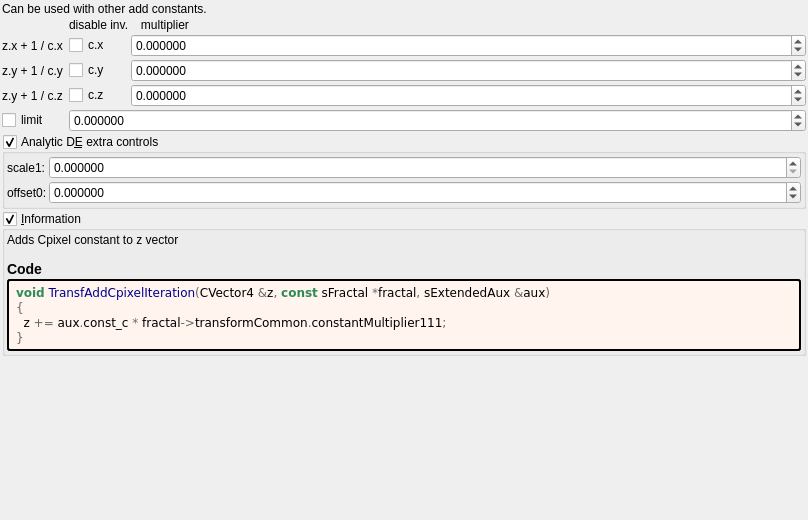
First picture: the form in mandelbulber2/formula/ui/transf_add_cpixel_invert.ui, repository buddhi1980/mandelbulber2, before the edit.
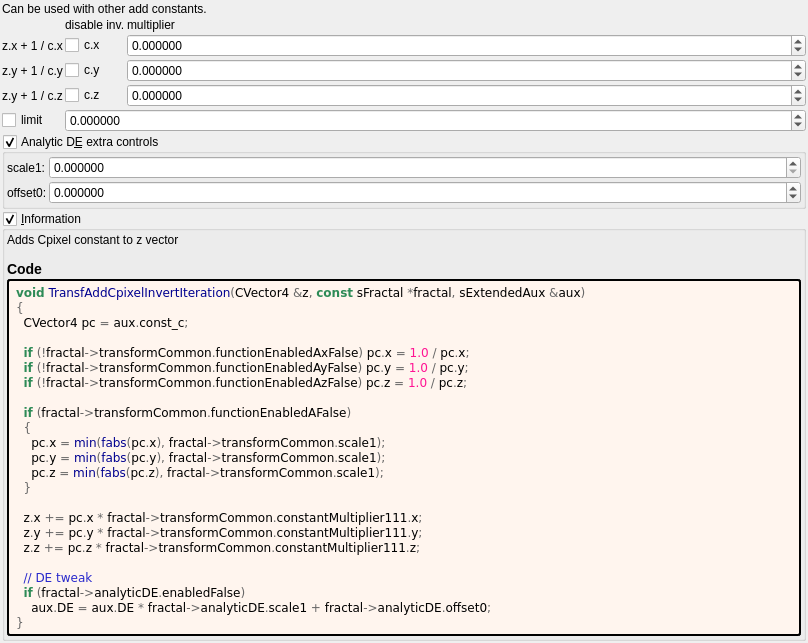
Second picture: the form after the edit. Custom widgets are drawn as their Qt base class.

The edit to the form file:
```diff
--- a/mandelbulber2/formula/ui/transf_add_cpixel_invert.ui
+++ b/mandelbulber2/formula/ui/transf_add_cpixel_invert.ui
@@ -51,7 +51,7 @@
      <item row="1" column="0">
       <widget class="QLabel" name="label_109">
        <property name="text">
-        <string notr="true">z.x + 1 / c.x </string>
+        <string notr="true">z.x + 1 / c.x</string>
        </property>
       </widget>
      </item>
@@ -72,7 +72,7 @@
      <item row="0" column="2">
       <widget class="QLabel" name="label_112">
        <property name="text">
-        <string notr="true">   multiplier</string>
+        <string notr="true">multiplier</string>
        </property>
       </widget>
      </item>
@@ -135,7 +135,7 @@
      <item row="2" column="0">
       <widget class="QLabel" name="label_111">
        <property name="text">
-        <string notr="true">z.y + 1 / c.y </string>
+        <string notr="true">z.y + 1 / c.y</string>
        </property>
       </widget>
      </item>
@@ -215,7 +215,7 @@
      <item row="3" column="0">
       <widget class="QLabel" name="label_114">
        <property name="text">
-        <string notr="true">z.y + 1 / c.z </string>
+        <string notr="true">z.y + 1 / c.z</string>
        </property>
       </widget>
      </item>
@@ -377,9 +377,28 @@
         </property>
         <property name="text">
          <string notr="true">&lt;body style=&quot;background-color:#fff5ee&quot;&gt;
-&lt;pre style=&quot;color:#000000; background-color:#fff5ee;  font-family:'Courier New',monospace;&quot;&gt;&lt;span style=&quot;color:#2e8b57; font-weight:bold&quot;&gt;void&lt;/span&gt; &lt;span style=&quot;color:#00008f&quot;&gt;TransfAddCpixelIteration&lt;/span&gt;&lt;span style=&quot;color:#676767&quot;&gt;(&lt;/span&gt;CVector4 &lt;span style=&quot;color:#676767&quot;&gt;&amp;amp;&lt;/span&gt;z&lt;span style=&quot;color:#676767&quot;&gt;,&lt;/span&gt; &lt;span style=&quot;color:#2e8b57; font-weight:bold&quot;&gt;const&lt;/span&gt; sFractal &lt;span style=&quot;color:#676767&quot;&gt;*&lt;/span&gt;fractal&lt;span style=&quot;color:#676767&quot;&gt;,&lt;/span&gt; sExtendedAux &lt;span style=&quot;color:#676767&quot;&gt;&amp;amp;&lt;/span&gt;aux&lt;span style=&quot;color:#676767&quot;&gt;)&lt;/span&gt;
+&lt;pre style=&quot;color:#000000; background-color:#fff5ee;  font-family:'Courier New',monospace;&quot;&gt;&lt;span style=&quot;color:#2e8b57; font-weight:bold&quot;&gt;void&lt;/span&gt; &lt;span style=&quot;color:#00008f&quot;&gt;TransfAddCpixelInvertIteration&lt;/span&gt;&lt;span style=&quot;color:#676767&quot;&gt;(&lt;/span&gt;CVector4 &lt;span style=&quot;color:#676767&quot;&gt;&amp;amp;&lt;/span&gt;z&lt;span style=&quot;color:#676767&quot;&gt;,&lt;/span&gt; &lt;span style=&quot;color:#2e8b57; font-weight:bold&quot;&gt;const&lt;/span&gt; sFractal &lt;span style=&quot;color:#676767&quot;&gt;*&lt;/span&gt;fractal&lt;span style=&quot;color:#676767&quot;&gt;,&lt;/span&gt; sExtendedAux &lt;span style=&quot;color:#676767&quot;&gt;&amp;amp;&lt;/span&gt;aux&lt;span style=&quot;color:#676767&quot;&gt;)&lt;/span&gt;
 &lt;span style=&quot;color:#676767&quot;&gt;{&lt;/span&gt;
-  z &lt;span style=&quot;color:#676767&quot;&gt;+=&lt;/span&gt; aux&lt;span style=&quot;color:#676767&quot;&gt;.&lt;/span&gt;const_c &lt;span style=&quot;color:#676767&quot;&gt;*&lt;/span&gt; fractal&lt;span style=&quot;color:#676767&quot;&gt;-&amp;gt;&lt;/span&gt;transformCommon&lt;span style=&quot;color:#676767&quot;&gt;.&lt;/span&gt;constantMultiplier111&lt;span style=&quot;color:#676767&quot;&gt;;&lt;/span&gt;
+  CVector4 pc &lt;span style=&quot;color:#676767&quot;&gt;=&lt;/span&gt; aux&lt;span style=&quot;color:#676767&quot;&gt;.&lt;/span&gt;const_c&lt;span style=&quot;color:#676767&quot;&gt;;&lt;/span&gt;
+
+  &lt;span style=&quot;color:#2e8b57; font-weight:bold&quot;&gt;if&lt;/span&gt; &lt;span style=&quot;color:#676767&quot;&gt;(!&lt;/span&gt;fractal&lt;span style=&quot;color:#676767&quot;&gt;-&amp;gt;&lt;/span&gt;transformCommon&lt;span style=&quot;color:#676767&quot;&gt;.&lt;/span&gt;functionEnabledAxFalse&lt;span style=&quot;color:#676767&quot;&gt;)&lt;/span&gt; pc&lt;span style=&quot;color:#676767&quot;&gt;.&lt;/span&gt;x &lt;span style=&quot;color:#676767&quot;&gt;=&lt;/span&gt; &lt;span style=&quot;color:#ff1493&quot;&gt;1.0&lt;/span&gt; &lt;span style=&quot;color:#676767&quot;&gt;/&lt;/span&gt; pc&lt;span style=&quot;color:#676767&quot;&gt;.&lt;/span&gt;x&lt;span style=&quot;color:#676767&quot;&gt;;&lt;/span&gt;
+  &lt;span style=&quot;color:#2e8b57; font-weight:bold&quot;&gt;if&lt;/span&gt; &lt;span style=&quot;color:#676767&quot;&gt;(!&lt;/span&gt;fractal&lt;span style=&quot;color:#676767&quot;&gt;-&amp;gt;&lt;/span&gt;transformCommon&lt;span style=&quot;color:#676767&quot;&gt;.&lt;/span&gt;functionEnabledAyFalse&lt;span style=&quot;color:#676767&quot;&gt;)&lt;/span&gt; pc&lt;span style=&quot;color:#676767&quot;&gt;.&lt;/span&gt;y &lt;span style=&quot;color:#676767&quot;&gt;=&lt;/span&gt; &lt;span style=&quot;color:#ff1493&quot;&gt;1.0&lt;/span&gt; &lt;span style=&quot;color:#676767&quot;&gt;/&lt;/span&gt; pc&lt;span style=&quot;color:#676767&quot;&gt;.&lt;/span&gt;y&lt;span style=&quot;color:#676767&quot;&gt;;&lt;/span&gt;
+  &lt;span style=&quot;color:#2e8b57; font-weight:bold&quot;&gt;if&lt;/span&gt; &lt;span style=&quot;color:#676767&quot;&gt;(!&lt;/span&gt;fractal&lt;span style=&quot;color:#676767&quot;&gt;-&amp;gt;&lt;/span&gt;transformCommon&lt;span style=&quot;color:#676767&quot;&gt;.&lt;/span&gt;functionEnabledAzFalse&lt;span style=&quot;color:#676767&quot;&gt;)&lt;/span&gt; pc&lt;span style=&quot;color:#676767&quot;&gt;.&lt;/span&gt;z &lt;span style=&quot;color:#676767&quot;&gt;=&lt;/span&gt; &lt;span style=&quot;color:#ff1493&quot;&gt;1.0&lt;/span&gt; &lt;span style=&quot;color:#676767&quot;&gt;/&lt;/span&gt; pc&lt;span style=&quot;color:#676767&quot;&gt;.&lt;/span&gt;z&lt;span style=&quot;color:#676767&quot;&gt;;&lt;/span&gt;
+
+  &lt;span style=&quot;color:#2e8b57; font-weight:bold&quot;&gt;if&lt;/span&gt; &lt;span style=&quot;color:#676767&quot;&gt;(&lt;/span&gt;fractal&lt;span style=&quot;color:#676767&quot;&gt;-&amp;gt;&lt;/span&gt;transformCommon&lt;span style=&quot;color:#676767&quot;&gt;.&lt;/span&gt;functionEnabledAFalse&lt;span style=&quot;color:#676767&quot;&gt;)&lt;/span&gt;
+  &lt;span style=&quot;color:#676767&quot;&gt;{&lt;/span&gt;
+    pc&lt;span style=&quot;color:#676767&quot;&gt;.&lt;/span&gt;x &lt;span style=&quot;color:#676767&quot;&gt;=&lt;/span&gt; &lt;span style=&quot;color:#00008f&quot;&gt;min&lt;/span&gt;&lt;span style=&quot;color:#676767&quot;&gt;(&lt;/span&gt;&lt;span style=&quot;color:#00008f&quot;&gt;fabs&lt;/span&gt;&lt;span style=&quot;color:#676767&quot;&gt;(&lt;/span&gt;pc&lt;span style=&quot;color:#676767&quot;&gt;.&lt;/span&gt;x&lt;span style=&quot;color:#676767&quot;&gt;),&lt;/span&gt; fractal&lt;span style=&quot;color:#676767&quot;&gt;-&amp;gt;&lt;/span&gt;transformCommon&lt;span style=&quot;color:#676767&quot;&gt;.&lt;/span&gt;scale1&lt;span style=&quot;color:#676767&quot;&gt;);&lt;/span&gt;
+    pc&lt;span style=&quot;color:#676767&quot;&gt;.&lt;/span&gt;y &lt;span style=&quot;color:#676767&quot;&gt;=&lt;/span&gt; &lt;span style=&quot;color:#00008f&quot;&gt;min&lt;/span&gt;&lt;span style=&quot;color:#676767&quot;&gt;(&lt;/span&gt;&lt;span style=&quot;color:#00008f&quot;&gt;fabs&lt;/span&gt;&lt;span style=&quot;color:#676767&quot;&gt;(&lt;/span&gt;pc&lt;span style=&quot;color:#676767&quot;&gt;.&lt;/span&gt;y&lt;span style=&quot;color:#676767&quot;&gt;),&lt;/span&gt; fractal&lt;span style=&quot;color:#676767&quot;&gt;-&amp;gt;&lt;/span&gt;transformCommon&lt;span style=&quot;color:#676767&quot;&gt;.&lt;/span&gt;scale1&lt;span style=&quot;color:#676767&quot;&gt;);&lt;/span&gt;
+    pc&lt;span style=&quot;color:#676767&quot;&gt;.&lt;/span&gt;z &lt;span style=&quot;color:#676767&quot;&gt;=&lt;/span&gt; &lt;span style=&quot;color:#00008f&quot;&gt;min&lt;/span&gt;&lt;span style=&quot;color:#676767&quot;&gt;(&lt;/span&gt;&lt;span style=&quot;color:#00008f&quot;&gt;fabs&lt;/span&gt;&lt;span style=&quot;color:#676767&quot;&gt;(&lt;/span&gt;pc&lt;span style=&quot;color:#676767&quot;&gt;.&lt;/span&gt;z&lt;span style=&quot;color:#676767&quot;&gt;),&lt;/span&gt; fractal&lt;span style=&quot;color:#676767&quot;&gt;-&amp;gt;&lt;/span&gt;transformCommon&lt;span style=&quot;color:#676767&quot;&gt;.&lt;/span&gt;scale1&lt;span style=&quot;color:#676767&quot;&gt;);&lt;/span&gt;
+  &lt;span style=&quot;color:#676767&quot;&gt;}&lt;/span&gt;
+
+  z&lt;span style=&quot;color:#676767&quot;&gt;.&lt;/span&gt;x &lt;span style=&quot;color:#676767&quot;&gt;+=&lt;/span&gt; pc&lt;span style=&quot;color:#676767&quot;&gt;.&lt;/span&gt;x &lt;span style=&quot;color:#676767&quot;&gt;*&lt;/span&gt; fractal&lt;span style=&quot;color:#676767&quot;&gt;-&amp;gt;&lt;/span&gt;transformCommon&lt;span style=&quot;color:#676767&quot;&gt;.&lt;/span&gt;constantMultiplier111&lt;span style=&quot;color:#676767&quot;&gt;.&lt;/span&gt;x&lt;span style=&quot;color:#676767&quot;&gt;;&lt;/span&gt;
+  z&lt;span style=&quot;color:#676767&quot;&gt;.&lt;/span&gt;y &lt;span style=&quot;color:#676767&quot;&gt;+=&lt;/span&gt; pc&lt;span style=&quot;color:#676767&quot;&gt;.&lt;/span&gt;y &lt;span style=&quot;color:#676767&quot;&gt;*&lt;/span&gt; fractal&lt;span style=&quot;color:#676767&quot;&gt;-&amp;gt;&lt;/span&gt;transformCommon&lt;span style=&quot;color:#676767&quot;&gt;.&lt;/span&gt;constantMultiplier111&lt;span style=&quot;color:#676767&quot;&gt;.&lt;/span&gt;y&lt;span style=&quot;color:#676767&quot;&gt;;&lt;/span&gt;
+  z&lt;span style=&quot;color:#676767&quot;&gt;.&lt;/span&gt;z &lt;span style=&quot;color:#676767&quot;&gt;+=&lt;/span&gt; pc&lt;span style=&quot;color:#676767&quot;&gt;.&lt;/span&gt;z &lt;span style=&quot;color:#676767&quot;&gt;*&lt;/span&gt; fractal&lt;span style=&quot;color:#676767&quot;&gt;-&amp;gt;&lt;/span&gt;transformCommon&lt;span style=&quot;color:#676767&quot;&gt;.&lt;/span&gt;constantMultiplier111&lt;span style=&quot;color:#676767&quot;&gt;.&lt;/span&gt;z&lt;span style=&quot;color:#676767&quot;&gt;;&lt;/span&gt;
+
+  &lt;span style=&quot;color:#2929cc&quot;&gt;// DE tweak&lt;/span&gt;
+  &lt;span style=&quot;color:#2e8b57; font-weight:bold&quot;&gt;if&lt;/span&gt; &lt;span style=&quot;color:#676767&quot;&gt;(&lt;/span&gt;fractal&lt;span style=&quot;color:#676767&quot;&gt;-&amp;gt;&lt;/span&gt;analyticDE&lt;span style=&quot;color:#676767&quot;&gt;.&lt;/span&gt;enabledFalse&lt;span style=&quot;color:#676767&quot;&gt;)&lt;/span&gt;
+    aux&lt;span style=&quot;color:#676767&quot;&gt;.&lt;/span&gt;DE &lt;span style=&quot;color:#676767&quot;&gt;=&lt;/span&gt; aux&lt;span style=&quot;color:#676767&quot;&gt;.&lt;/span&gt;DE &lt;span style=&quot;color:#676767&quot;&gt;*&lt;/span&gt; fractal&lt;span style=&quot;color:#676767&quot;&gt;-&amp;gt;&lt;/span&gt;analyticDE&lt;span style=&quot;color:#676767&quot;&gt;.&lt;/span&gt;scale1 &lt;span style=&quot;color:#676767&quot;&gt;+&lt;/span&gt; fractal&lt;span style=&quot;color:#676767&quot;&gt;-&amp;gt;&lt;/span&gt;analyticDE&lt;span style=&quot;color:#676767&quot;&gt;.&lt;/span&gt;offset0&lt;span style=&quot;color:#676767&quot;&gt;;&lt;/span&gt;
 &lt;span style=&quot;color:#676767&quot;&gt;}&lt;/span&gt;
 &lt;/pre&gt;
 &lt;/body&gt;</string>
```
Left out of the diff: 4 changed lines with no effect on the pictures.
